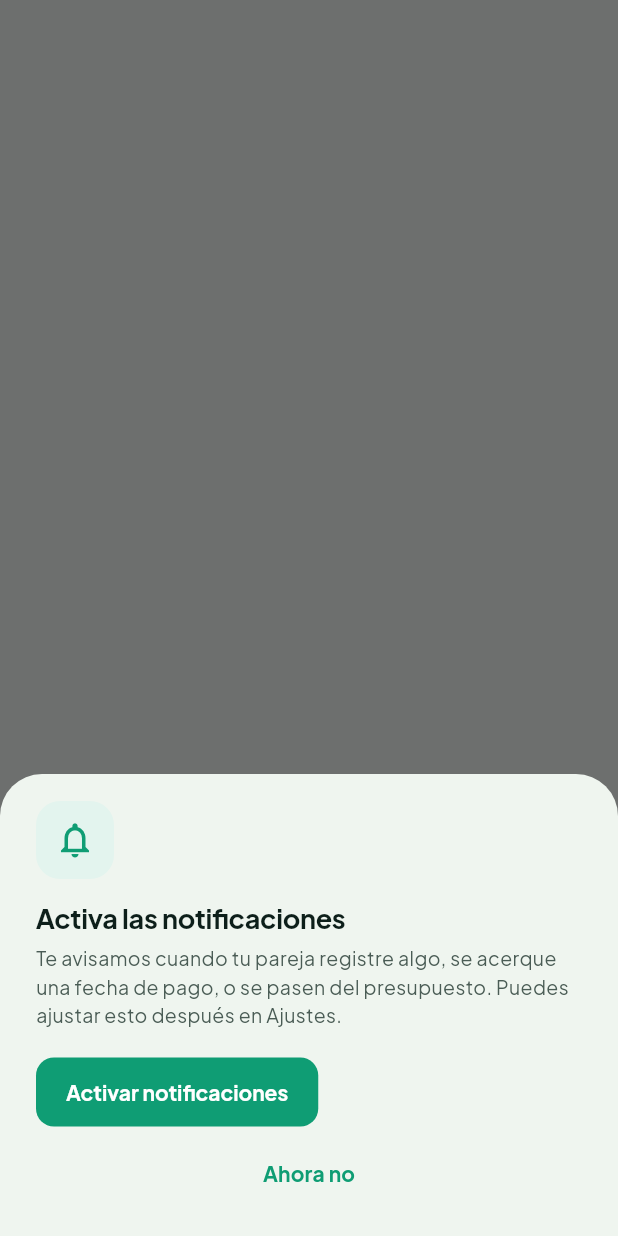
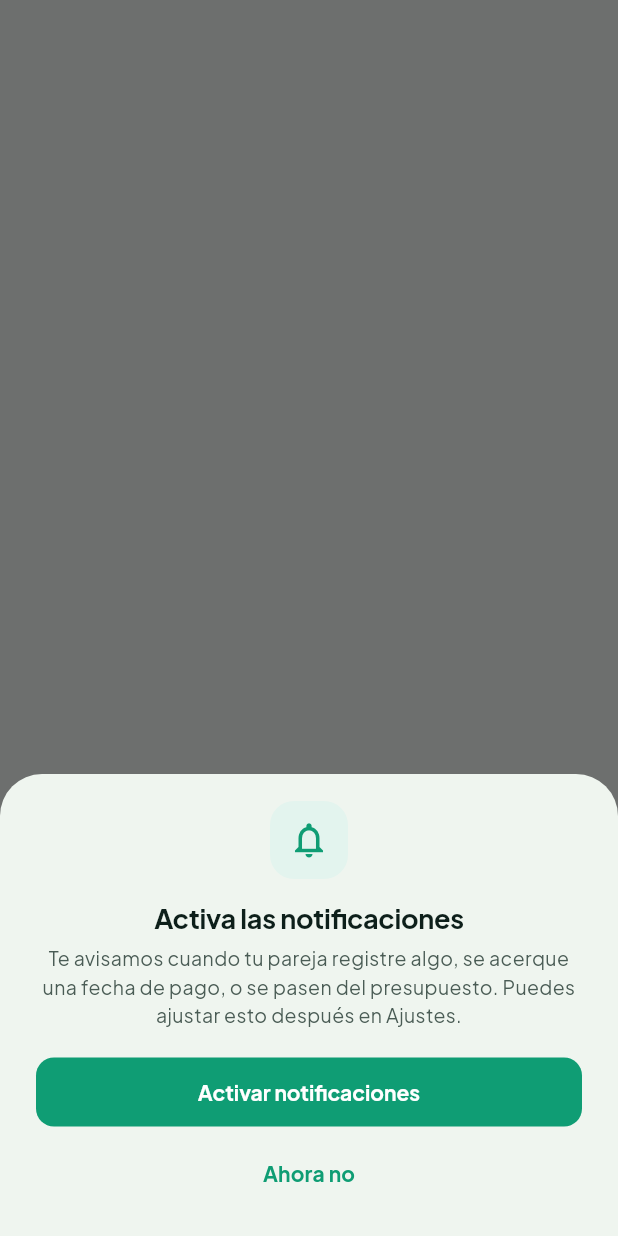
Before and after one commit to DiegoHCH/finan2, a Flutter app: what showNotificationPrimerSheet() shows on an empty page, opened directly, on a phone screen of 412 x 824 dp. Run offline on Flutter 3.47's test engine with Material 3 defaults, Android fonts, the phone set to English and light mode, and no system bars; our stand-ins replace cloud_firestore, csv, firebase_auth, firebase_core, firebase_messaging, flutter_local_notifications and 10 more; missing offline and left inert: cryptography, dart:js_interop, google_sign_in_web; accounts and stored records are empty.

Commit message:
fix(notifications): center the permission primer sheet content
Icon, title and description were left-aligned but "Ahora no" was
separately wrapped in a Center, reading as visually unbalanced. Centers
everything and keeps "Activar notificaciones" full-width so it doesn't
shrink to its label.

```diff
--- a/lib/core/notifications/notification_primer_sheet.dart
+++ b/lib/core/notifications/notification_primer_sheet.dart
@@ -22,7 +22,7 @@ Future<bool> showNotificationPrimerSheet(BuildContext context) async {
         ),
         child: Column(
           mainAxisSize: MainAxisSize.min,
-          crossAxisAlignment: CrossAxisAlignment.start,
+          crossAxisAlignment: CrossAxisAlignment.center,
           children: [
             Container(
               width: 52,
@@ -36,6 +36,7 @@ Future<bool> showNotificationPrimerSheet(BuildContext context) async {
             const SizedBox(height: Finan2Space.md),
             Text(
               'Activa las notificaciones',
+              textAlign: TextAlign.center,
               style: Theme.of(sheetContext).textTheme.titleLarge,
             ),
             const SizedBox(height: Finan2Space.xs),
@@ -43,22 +44,24 @@ Future<bool> showNotificationPrimerSheet(BuildContext context) async {
               'Te avisamos cuando tu pareja registre algo, se acerque una fecha '
               'de pago, o se pasen del presupuesto. Puedes ajustar esto después '
               'en Ajustes.',
+              textAlign: TextAlign.center,
               style: Theme.of(sheetContext)
                   .textTheme
                   .bodyMedium
                   ?.copyWith(color: colors.inkSoft),
             ),
             const SizedBox(height: Finan2Space.lg),
-            FilledButton(
-              onPressed: () => Navigator.of(sheetContext).pop(true),
-              child: const Text('Activar notificaciones'),
+            SizedBox(
+              width: double.infinity,
+              child: FilledButton(
+                onPressed: () => Navigator.of(sheetContext).pop(true),
+                child: const Text('Activar notificaciones'),
+              ),
             ),
             const SizedBox(height: Finan2Space.xs),
-            Center(
-              child: TextButton(
-                onPressed: () => Navigator.of(sheetContext).pop(false),
-                child: const Text('Ahora no'),
-              ),
+            TextButton(
+              onPressed: () => Navigator.of(sheetContext).pop(false),
+              child: const Text('Ahora no'),
             ),
           ],
         ),
```
